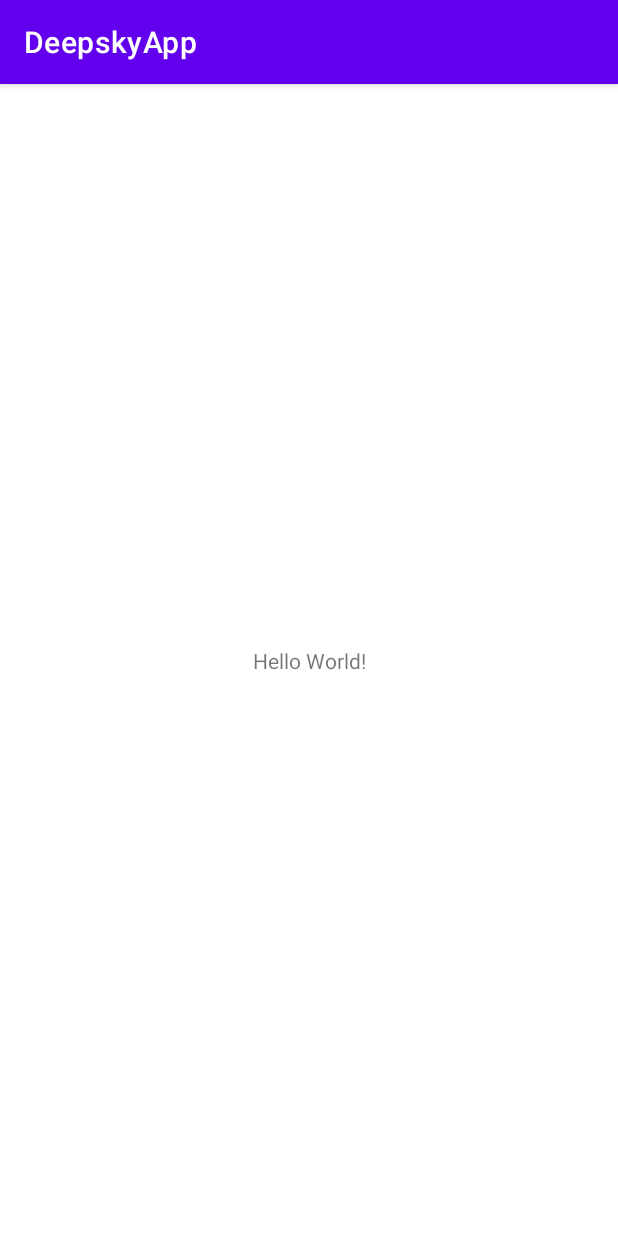
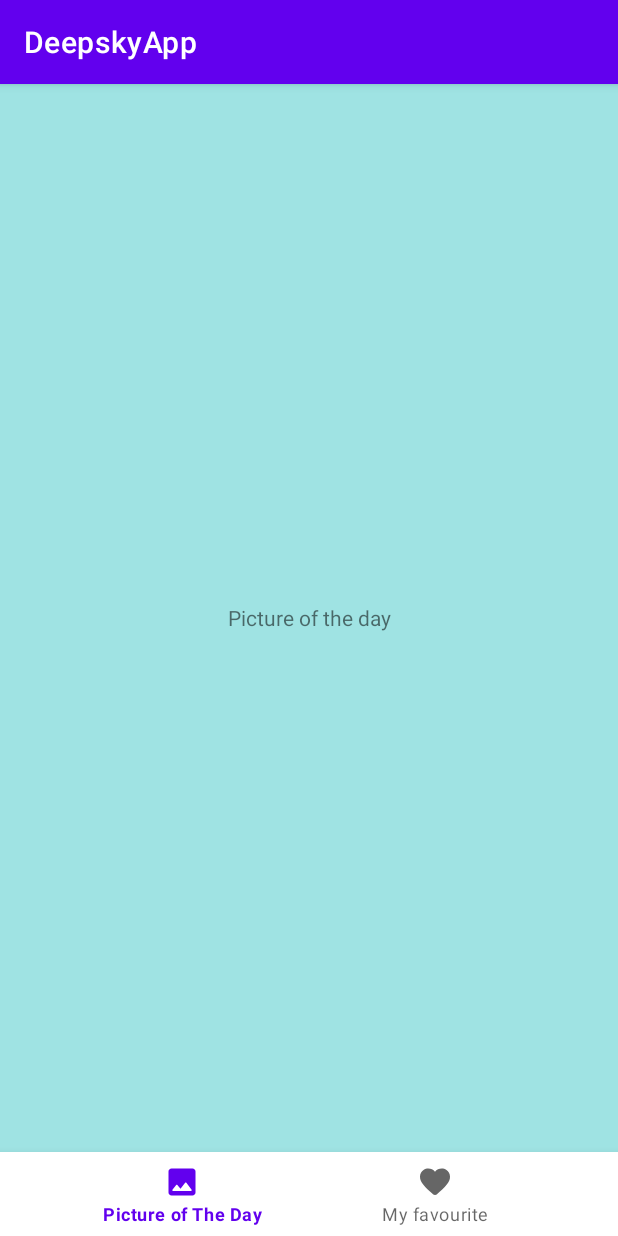
Before and after one commit to wojtekkula3/DeepskyApp, an Android app: the screen it shows after launch (MainActivity), on a phone screen of 412 x 824 dp. Run offline under Robolectric (Android 15) with nearby library versions, the phone set to English and light mode, and no system bars; our stand-ins replace Dagger/Hilt's generated code.

Commit message:
DSA-3: navigation and dependency injection

```diff
--- a/app/src/main/AndroidManifest.xml
+++ b/app/src/main/AndroidManifest.xml
@@ -3,6 +3,7 @@
     package="com.wojciechkula.deepskyapp">
 
     <application
+        android:name=".DeepskyApp"
         android:allowBackup="true"
         android:icon="@mipmap/ic_launcher"
         android:label="@string/app_name"
--- /dev/null
+++ b/app/src/main/java/com/wojciechkula/deepskyapp/DeepskyApp.kt
@@ -0,0 +1,8 @@
+package com.wojciechkula.deepskyapp
+
+import android.app.Application
+import dagger.hilt.android.HiltAndroidApp
+
+@HiltAndroidApp
+class DeepskyApp : Application() {
+}
--- a/app/src/main/java/com/wojciechkula/deepskyapp/MainActivity.kt
+++ b/app/src/main/java/com/wojciechkula/deepskyapp/MainActivity.kt
@@ -1,13 +1,46 @@
 package com.wojciechkula.deepskyapp
 
+import android.os.Bundle
 import androidx.appcompat.app.AppCompatActivity
-import android.os.Bundle
 import androidx.core.splashscreen.SplashScreen.Companion.installSplashScreen
+import androidx.navigation.NavOptions
+import androidx.navigation.fragment.NavHostFragment
+import com.google.android.material.bottomnavigation.BottomNavigationView
+import dagger.hilt.android.AndroidEntryPoint
 
+@AndroidEntryPoint
 class MainActivity : AppCompatActivity() {
     override fun onCreate(savedInstanceState: Bundle?) {
         super.onCreate(savedInstanceState)
         installSplashScreen()
         setContentView(R.layout.activity_main)
+
+        val bottomNavigationView = findViewById<BottomNavigationView>(R.id.bottomNavigationView)
+        val navHostFragment = supportFragmentManager.findFragmentById(R.id.navHostFragment) as NavHostFragment
+        val navController = navHostFragment.navController
+
+        val optionsMyFavourite = NavOptions.Builder()
+            .setLaunchSingleTop(true)
+            .setEnterAnim(R.anim.enter_right_to_left)
+            .setExitAnim(R.anim.exit_right_to_left)
+            .build()
+
+        val optionsAPOD = NavOptions.Builder()
+            .setLaunchSingleTop(true)
+            .setEnterAnim(R.anim.enter_left_to_right)
+            .setExitAnim(R.anim.exit_left_to_right)
+            .build()
+
+        bottomNavigationView.setOnItemSelectedListener { item ->
+            when (item.itemId) {
+                R.id.pictureOfTheDay -> {
+                    navController.navigate(R.id.pictureOfTheDay, null, optionsAPOD)
+                }
+                R.id.favouritePictures -> {
+                    navController.navigate(R.id.favouritePictures, null, optionsMyFavourite)
+                }
+            }
+            true
+        }
     }
 }
--- /dev/null
+++ b/app/src/main/java/com/wojciechkula/deepskyapp/presentation/favouritepictures/FavouritePictures.kt
@@ -0,0 +1,26 @@
+package com.wojciechkula.deepskyapp.presentation.favouritepictures
+
+import android.os.Bundle
+import androidx.fragment.app.Fragment
+import android.view.LayoutInflater
+import android.view.View
+import android.view.ViewGroup
+import com.wojciechkula.deepskyapp.R
+import dagger.hilt.android.AndroidEntryPoint
+
+@AndroidEntryPoint
+class FavouritePictures : Fragment() {
+
+    override fun onCreate(savedInstanceState: Bundle?) {
+        super.onCreate(savedInstanceState)
+    }
+
+    override fun onCreateView(
+        inflater: LayoutInflater, container: ViewGroup?,
+        savedInstanceState: Bundle?
+    ): View? {
+        // Inflate the layout for this fragment
+        return inflater.inflate(R.layout.fragment_favourite_pictures, container, false)
+    }
+
+}
--- /dev/null
+++ b/app/src/main/java/com/wojciechkula/deepskyapp/presentation/pictureoftheday/PictureOfTheDay.kt
@@ -0,0 +1,26 @@
+package com.wojciechkula.deepskyapp.presentation.pictureoftheday
+
+import android.os.Bundle
+import androidx.fragment.app.Fragment
+import android.view.LayoutInflater
+import android.view.View
+import android.view.ViewGroup
+import com.wojciechkula.deepskyapp.R
+import dagger.hilt.android.AndroidEntryPoint
+
+@AndroidEntryPoint
+class PictureOfTheDay : Fragment() {
+
+    override fun onCreate(savedInstanceState: Bundle?) {
+        super.onCreate(savedInstanceState)
+    }
+
+    override fun onCreateView(
+        inflater: LayoutInflater, container: ViewGroup?,
+        savedInstanceState: Bundle?
+    ): View? {
+        // Inflate the layout for this fragment
+        return inflater.inflate(R.layout.fragment_picture_of_the_day, container, false)
+    }
+
+}
--- /dev/null
+++ b/app/src/main/res/anim/enter_left_to_right.xml
@@ -0,0 +1,10 @@
+<?xml version="1.0" encoding="utf-8"?>
+<set xmlns:android="http://schemas.android.com/apk/res/android"
+    android:shareInterpolator="false">
+    <translate
+        android:duration="200"
+        android:fromXDelta="-100%"
+        android:fromYDelta="0%"
+        android:toXDelta="0%"
+        android:toYDelta="0%" />
+</set>
--- /dev/null
+++ b/app/src/main/res/anim/enter_right_to_left.xml
@@ -0,0 +1,10 @@
+<?xml version="1.0" encoding="utf-8"?>
+<set xmlns:android="http://schemas.android.com/apk/res/android"
+    android:shareInterpolator="false">
+    <translate
+        android:duration="200"
+        android:fromXDelta="100%"
+        android:fromYDelta="0%"
+        android:toXDelta="0%"
+        android:toYDelta="0%" />
+</set>
--- /dev/null
+++ b/app/src/main/res/anim/exit_left_to_right.xml
@@ -0,0 +1,10 @@
+<?xml version="1.0" encoding="utf-8"?>
+<set xmlns:android="http://schemas.android.com/apk/res/android"
+    android:shareInterpolator="false">
+    <translate
+        android:duration="200"
+        android:fromXDelta="0%"
+        android:fromYDelta="0%"
+        android:toXDelta="100%"
+        android:toYDelta="0%" />
+</set>
--- /dev/null
+++ b/app/src/main/res/anim/exit_right_to_left.xml
@@ -0,0 +1,10 @@
+<?xml version="1.0" encoding="utf-8"?>
+<set xmlns:android="http://schemas.android.com/apk/res/android"
+    android:shareInterpolator="false">
+    <translate
+        android:duration="200"
+        android:fromXDelta="0%"
+        android:fromYDelta="0%"
+        android:toXDelta="-100%"
+        android:toYDelta="0%" />
+</set>
--- /dev/null
+++ b/app/src/main/res/drawable/ic_favourite.xml
@@ -0,0 +1,10 @@
+<vector xmlns:android="http://schemas.android.com/apk/res/android"
+    android:width="24dp"
+    android:height="24dp"
+    android:viewportWidth="24"
+    android:viewportHeight="24"
+    android:tint="?attr/colorControlNormal">
+  <path
+      android:fillColor="@android:color/white"
+      android:pathData="M13.35,20.13c-0.76,0.69 -1.93,0.69 -2.69,-0.01l-0.11,-0.1C5.3,15.27 1.87,12.16 2,8.28c0.06,-1.7 0.93,-3.33 2.34,-4.29 2.64,-1.8 5.9,-0.96 7.66,1.1 1.76,-2.06 5.02,-2.91 7.66,-1.1 1.41,0.96 2.28,2.59 2.34,4.29 0.14,3.88 -3.3,6.99 -8.55,11.76l-0.1,0.09z"/>
+</vector>
--- /dev/null
+++ b/app/src/main/res/drawable/ic_image.xml
@@ -0,0 +1,10 @@
+<vector xmlns:android="http://schemas.android.com/apk/res/android"
+    android:width="24dp"
+    android:height="24dp"
+    android:viewportWidth="24"
+    android:viewportHeight="24"
+    android:tint="?attr/colorControlNormal">
+  <path
+      android:fillColor="@android:color/white"
+      android:pathData="M21,19V5c0,-1.1 -0.9,-2 -2,-2H5c-1.1,0 -2,0.9 -2,2v14c0,1.1 0.9,2 2,2h14c1.1,0 2,-0.9 2,-2zM8.9,13.98l2.1,2.53 3.1,-3.99c0.2,-0.26 0.6,-0.26 0.8,0.01l3.51,4.68c0.25,0.33 0.01,0.8 -0.4,0.8H6.02c-0.42,0 -0.65,-0.48 -0.39,-0.81L8.12,14c0.19,-0.26 0.57,-0.27 0.78,-0.02z"/>
+</vector>
--- a/app/src/main/res/layout/activity_main.xml
+++ b/app/src/main/res/layout/activity_main.xml
@@ -6,13 +6,25 @@
     android:layout_height="match_parent"
     tools:context=".MainActivity">
 
-    <TextView
-        android:layout_width="wrap_content"
-        android:layout_height="wrap_content"
-        android:text="Hello World!"
-        app:layout_constraintBottom_toBottomOf="parent"
+    <androidx.fragment.app.FragmentContainerView
+        android:id="@+id/navHostFragment"
+        android:name="androidx.navigation.fragment.NavHostFragment"
+        android:layout_width="0dp"
+        android:layout_height="0dp"
+        app:defaultNavHost="true"
+        app:layout_constraintBottom_toTopOf="@id/bottomNavigationView"
         app:layout_constraintLeft_toLeftOf="parent"
         app:layout_constraintRight_toRightOf="parent"
-        app:layout_constraintTop_toTopOf="parent" />
+        app:layout_constraintTop_toTopOf="parent"
+        app:navGraph="@navigation/nav_graph" />
+
+    <com.google.android.material.bottomnavigation.BottomNavigationView
+        android:id="@+id/bottomNavigationView"
+        android:layout_width="match_parent"
+        android:layout_height="wrap_content"
+        app:layout_constraintBottom_toBottomOf="parent"
+        app:layout_constraintEnd_toEndOf="parent"
+        app:layout_constraintStart_toStartOf="parent"
+        app:menu="@menu/bottom_nav_menu" />
 
 </androidx.constraintlayout.widget.ConstraintLayout>
--- /dev/null
+++ b/app/src/main/res/layout/fragment_favourite_pictures.xml
@@ -0,0 +1,15 @@
+<?xml version="1.0" encoding="utf-8"?>
+<FrameLayout xmlns:android="http://schemas.android.com/apk/res/android"
+    xmlns:tools="http://schemas.android.com/tools"
+    android:layout_width="match_parent"
+    android:layout_height="match_parent"
+    android:background="#E6B4B4"
+    tools:context=".presentation.favouritepictures.FavouritePictures">
+
+    <TextView
+        android:layout_width="match_parent"
+        android:layout_height="match_parent"
+        android:gravity="center"
+        android:text="My favourite Pictures" />
+
+</FrameLayout>
--- /dev/null
+++ b/app/src/main/res/layout/fragment_picture_of_the_day.xml
@@ -0,0 +1,15 @@
+<?xml version="1.0" encoding="utf-8"?>
+<FrameLayout xmlns:android="http://schemas.android.com/apk/res/android"
+    xmlns:tools="http://schemas.android.com/tools"
+    android:layout_width="match_parent"
+    android:layout_height="match_parent"
+    android:background="#9FE3E3"
+    tools:context=".presentation.pictureoftheday.PictureOfTheDay">
+
+    <TextView
+        android:layout_width="match_parent"
+        android:layout_height="match_parent"
+        android:gravity="center"
+        android:text="Picture of the day" />
+
+</FrameLayout>
--- /dev/null
+++ b/app/src/main/res/menu/bottom_nav_menu.xml
@@ -0,0 +1,13 @@
+<?xml version="1.0" encoding="utf-8"?>
+<menu xmlns:android="http://schemas.android.com/apk/res/android">
+
+    <item
+        android:id="@+id/pictureOfTheDay"
+        android:icon="@drawable/ic_image"
+        android:title="@string/nav_menu_picture_of_the_day" />
+
+    <item
+        android:id="@+id/favouritePictures"
+        android:icon="@drawable/ic_favourite"
+        android:title="@string/nav_menu_my_favourite" />
+</menu>
--- /dev/null
+++ b/app/src/main/res/navigation/nav_graph.xml
@@ -0,0 +1,22 @@
+<?xml version="1.0" encoding="utf-8"?>
+<navigation xmlns:android="http://schemas.android.com/apk/res/android"
+    xmlns:app="http://schemas.android.com/apk/res-auto"
+    xmlns:tools="http://schemas.android.com/tools"
+    android:id="@+id/nav_graph"
+    app:startDestination="@id/pictureOfTheDay">
+
+    <fragment
+        android:id="@+id/pictureOfTheDay"
+        android:name="com.wojciechkula.deepskyapp.presentation.pictureoftheday.PictureOfTheDay"
+        android:label="fragment_picture_of_the_day"
+        tools:layout="@layout/fragment_picture_of_the_day" >
+        <action
+            android:id="@+id/action_pictureOfTheDay_to_favouritePictures"
+            app:destination="@id/favouritePictures" />
+    </fragment>
+    <fragment
+        android:id="@+id/favouritePictures"
+        android:name="com.wojciechkula.deepskyapp.presentation.favouritepictures.FavouritePictures"
+        android:label="fragment_favourite_pictures"
+        tools:layout="@layout/fragment_favourite_pictures" />
+</navigation>
--- a/app/src/main/res/values/strings.xml
+++ b/app/src/main/res/values/strings.xml
@@ -1,3 +1,5 @@
 <resources>
     <string name="app_name">DeepskyApp</string>
+    <string name="nav_menu_picture_of_the_day">Picture of The Day</string>
+    <string name="nav_menu_my_favourite">My favourite</string>
 </resources>
--- a/build.gradle
+++ b/build.gradle
@@ -1,4 +1,11 @@
 // Top-level build file where you can add configuration options common to all sub-projects/modules.
+
+buildscript {
+    dependencies {
+        classpath("com.google.dagger:hilt-android-gradle-plugin:2.38.1")
+    }
+}
+
 plugins {
     id 'com.android.application' version '7.1.1' apply false
     id 'com.android.library' version '7.1.1' apply false
```
Also changed, not shown: app/build.gradle (+24 -0 lines).
